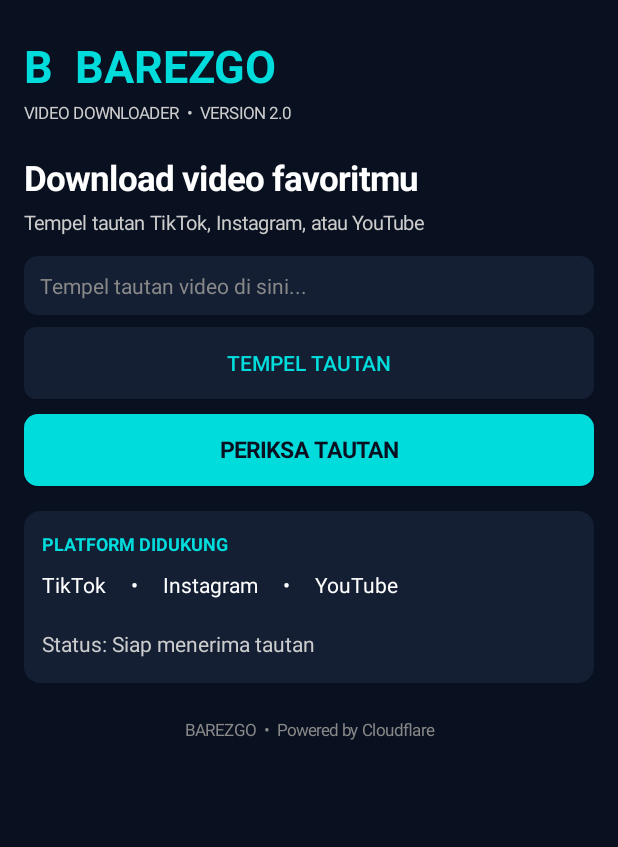
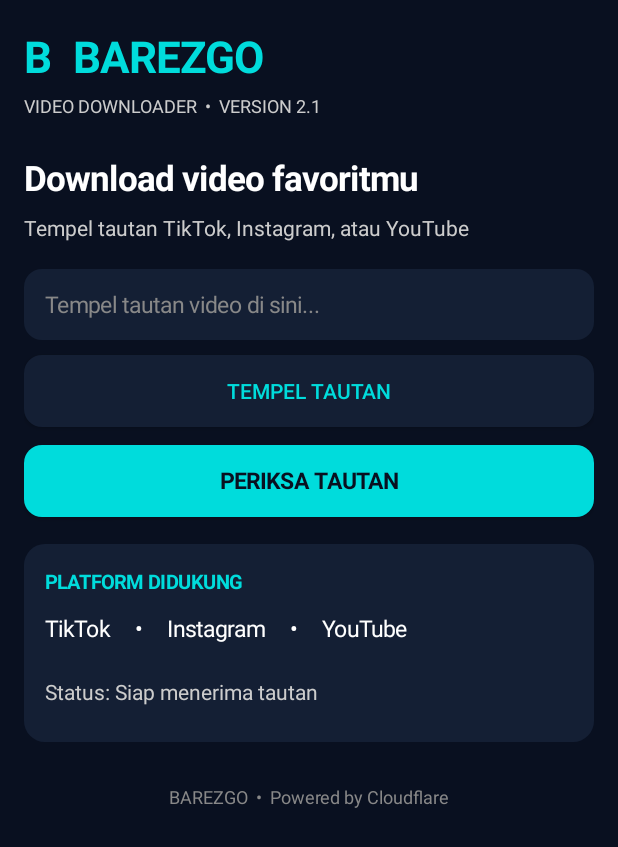
Before and after one commit to arifsuyono4561-source/BAREZGO-Android, an Android app: the screen it shows after launch (MainActivity), after a tap on "TEMPEL TAUTAN", on a phone screen of 412 x 824 dp. Shown: the top 847 px of the screen. Run offline under Robolectric (Android 15) with nearby library versions, the phone set to English and light mode, and no system bars.

Commit message:
Replace MainActivity with complete API 2.1 integration

```diff
--- a/app/src/main/java/com/barezgo/downloader/MainActivity.java
+++ b/app/src/main/java/com/barezgo/downloader/MainActivity.java
@@ -10,8 +10,15 @@ import android.graphics.Typeface;
 import android.graphics.drawable.GradientDrawable;
 import android.view.Gravity;
 import android.view.View;
+import android.view.Window;
+import android.content.Intent;
+import android.content.ClipData;
+import android.content.ClipboardManager;
+import android.net.Uri;
 import android.widget.*;
+
 import org.json.JSONObject;
+
 import java.io.OutputStream;
 import java.io.BufferedReader;
 import java.io.InputStreamReader;
@@ -26,38 +33,54 @@ public class MainActivity extends Activity {
     private EditText linkInput;
     private TextView resultText;
     private Button detectButton;
-    private Handler handler = new Handler(Looper.getMainLooper());
+    private Button openButton;
 
-    private int bg = Color.rgb(9, 16, 32);
-    private int panel = Color.rgb(20, 31, 52);
-    private int cyan = Color.rgb(0, 220, 220);
-    private int white = Color.WHITE;
+    private String lastUrl = "";
+
+    private final Handler handler =
+        new Handler(Looper.getMainLooper());
+
+    private final int bg = Color.rgb(9, 16, 32);
+    private final int panel = Color.rgb(20, 31, 52);
+    private final int cyan = Color.rgb(0, 220, 220);
+    private final int white = Color.WHITE;
 
     @Override
     protected void onCreate(Bundle savedInstanceState) {
         super.onCreate(savedInstanceState);
 
+        Window window = getWindow();
+        window.setStatusBarColor(bg);
+        window.setNavigationBarColor(bg);
+
+        if (android.os.Build.VERSION.SDK_INT >= 30) {
+            window.setDecorFitsSystemWindows(true);
+        }
+
         ScrollView scroll = new ScrollView(this);
         scroll.setBackgroundColor(bg);
+        scroll.setFillViewport(true);
+        scroll.setFitsSystemWindows(true);
 
         LinearLayout root = new LinearLayout(this);
         root.setOrientation(LinearLayout.VERTICAL);
-        root.setPadding(24, 35, 24, 30);
+        root.setPadding(dp(16), dp(18), dp(16), dp(30));
+        root.setFitsSystemWindows(true);
 
         scroll.addView(root);
 
         TextView logo = new TextView(this);
         logo.setText("B  BAREZGO");
-        logo.setTextSize(30);
+        logo.setTextSize(29);
         logo.setTextColor(cyan);
         logo.setTypeface(null, Typeface.BOLD);
         root.addView(logo);
 
         TextView subtitle = new TextView(this);
-        subtitle.setText("VIDEO DOWNLOADER  •  VERSION 2.0");
+        subtitle.setText("VIDEO DOWNLOADER  •  VERSION 2.1");
         subtitle.setTextColor(Color.LTGRAY);
-        subtitle.setTextSize(11);
-        subtitle.setPadding(0, 5, 0, 30);
+        subtitle.setTextSize(12);
+        subtitle.setPadding(0, dp(5), 0, dp(24));
         root.addView(subtitle);
 
         TextView heading = new TextView(this);
@@ -68,10 +91,12 @@ public class MainActivity extends Activity {
         root.addView(heading);
 
         TextView description = new TextView(this);
-        description.setText("Tempel tautan TikTok, Instagram, atau YouTube");
+        description.setText(
+            "Tempel tautan TikTok, Instagram, atau YouTube"
+        );
         description.setTextColor(Color.LTGRAY);
-        description.setTextSize(13);
-        description.setPadding(0, 8, 0, 20);
+        description.setTextSize(14);
+        description.setPadding(0, dp(8), 0, dp(18));
         root.addView(description);
 
         linkInput = new EditText(this);
@@ -79,30 +104,43 @@ public class MainActivity extends Activity {
         linkInput.setHint("Tempel tautan video di sini...");
         linkInput.setHintTextColor(Color.GRAY);
         linkInput.setTextColor(white);
-        linkInput.setTextSize(14);
-        linkInput.setPadding(16, 15, 16, 15);
-        linkInput.setBackground(background(panel, 14));
+        linkInput.setTextSize(15);
+        linkInput.setPadding(
+            dp(14), dp(13), dp(14), dp(13)
+        );
+        linkInput.setBackground(background(panel, 12));
         root.addView(linkInput, match());
 
-        Button paste = new Button(this);
-        paste.setText("TEMPEL TAUTAN");
-        paste.setTextColor(cyan);
-        paste.setBackground(background(panel, 12));
+        Button pasteButton = new Button(this);
+        pasteButton.setText("TEMPEL TAUTAN");
+        pasteButton.setTextColor(cyan);
+        pasteButton.setBackground(background(panel, 12));
+
         LinearLayout.LayoutParams pasteParams = match();
-        pasteParams.topMargin = 12;
-        root.addView(paste, pasteParams);
+        pasteParams.topMargin = dp(10);
+        root.addView(pasteButton, pasteParams);
 
-        paste.setOnClickListener(new View.OnClickListener() {
+        pasteButton.setOnClickListener(new View.OnClickListener() {
             @Override
             public void onClick(View v) {
-                android.content.ClipboardManager clipboard =
-                    (android.content.ClipboardManager)
-                    getSystemService(CLIPBOARD_SERVICE);
+                ClipboardManager clipboard =
+                    (ClipboardManager) getSystemService(
+                        CLIPBOARD_SERVICE
+                    );
 
-                if (clipboard != null && clipboard.hasPrimaryClip()) {
-                    CharSequence value = clipboard.getPrimaryClip()
-                        .getItemAt(0).coerceToText(MainActivity.this);
-                    linkInput.setText(value);
+                if (clipboard != null &&
+                    clipboard.hasPrimaryClip()) {
+
+                    ClipData clip = clipboard.getPrimaryClip();
+
+                    if (clip != null && clip.getItemCount() > 0) {
+                        CharSequence value =
+                            clip.getItemAt(0).coerceToText(
+                                MainActivity.this
+                            );
+
+                        linkInput.setText(value);
+                    }
                 }
             }
         });
@@ -112,75 +150,108 @@ public class MainActivity extends Activity {
         detectButton.setTextColor(bg);
         detectButton.setTextSize(15);
         detectButton.setTypeface(null, Typeface.BOLD);
-        detectButton.setBackground(background(cyan, 14));
+        detectButton.setBackground(background(cyan, 12));
 
-        LinearLayout.LayoutParams buttonParams = match();
-        buttonParams.topMargin = 15;
-        root.addView(detectButton, buttonParams);
+        LinearLayout.LayoutParams detectParams = match();
+        detectParams.topMargin = dp(12);
+        root.addView(detectButton, detectParams);
 
         LinearLayout card = new LinearLayout(this);
         card.setOrientation(LinearLayout.VERTICAL);
-        card.setPadding(18, 20, 18, 20);
-        card.setBackground(background(panel, 16));
+        card.setPadding(
+            dp(14), dp(16), dp(14), dp(16)
+        );
+        card.setBackground(background(panel, 14));
 
         LinearLayout.LayoutParams cardParams = match();
-        cardParams.topMargin = 25;
+        cardParams.topMargin = dp(18);
         root.addView(card, cardParams);
 
         TextView platformTitle = new TextView(this);
         platformTitle.setText("PLATFORM DIDUKUNG");
         platformTitle.setTextColor(cyan);
-        platformTitle.setTextSize(12);
+        platformTitle.setTextSize(13);
         platformTitle.setTypeface(null, Typeface.BOLD);
         card.addView(platformTitle);
 
         TextView platforms = new TextView(this);
-        platforms.setText("TikTok     •     Instagram     •     YouTube");
+        platforms.setText(
+            "TikTok     •     Instagram     •     YouTube"
+        );
         platforms.setTextColor(white);
-        platforms.setTextSize(14);
-        platforms.setPadding(0, 14, 0, 10);
+        platforms.setTextSize(15);
+        platforms.setPadding(0, dp(12), 0, dp(10));
         card.addView(platforms);
 
         resultText = new TextView(this);
         resultText.setText("Status: Siap menerima tautan");
         resultText.setTextColor(Color.LTGRAY);
         resultText.setTextSize(14);
-        resultText.setPadding(0, 20, 0, 5);
+        resultText.setPadding(0, dp(12), 0, dp(8));
         card.addView(resultText);
+
+        openButton = new Button(this);
+        openButton.setText("BUKA DI APLIKASI RESMI");
+        openButton.setTextColor(bg);
+        openButton.setTextSize(14);
+        openButton.setTypeface(null, Typeface.BOLD);
+        openButton.setBackground(background(cyan, 12));
+        openButton.setVisibility(View.GONE);
+
+        LinearLayout.LayoutParams openParams = match();
+        openParams.topMargin = dp(10);
+        card.addView(openButton, openParams);
+
+        openButton.setOnClickListener(new View.OnClickListener() {
+            @Override
+            public void onClick(View v) {
+                openOfficialLink();
+            }
+        });
 
         TextView footer = new TextView(this);
         footer.setText("BAREZGO  •  Powered by Cloudflare");
         footer.setTextColor(Color.GRAY);
         footer.setGravity(Gravity.CENTER);
-        footer.setTextSize(11);
-        footer.setPadding(0, 35, 0, 0);
+        footer.setTextSize(12);
+        footer.setPadding(0, dp(28), 0, 0);
         root.addView(footer);
 
-        detectButton.setOnClickListener(new View.OnClickListener() {
-            @Override
-            public void onClick(View v) {
-                detectLink();
+        detectButton.setOnClickListener(
+            new View.OnClickListener() {
+                @Override
+                public void onClick(View v) {
+                    detectLink();
+                }
             }
-        });
+        );
 
         setContentView(scroll);
     }
 
     private void detectLink() {
-        final String link = linkInput.getText().toString().trim();
+        final String link =
+            linkInput.getText().toString().trim();
 
         if (link.isEmpty()) {
-            resultText.setText("Masukkan tautan terlebih dahulu.");
+            resultText.setText(
+                "Masukkan tautan terlebih dahulu."
+            );
+            openButton.setVisibility(View.GONE);
             return;
         }
 
         if (!link.startsWith("https://") &&
             !link.startsWith("http://")) {
-            resultText.setText("Tautan tidak valid.");
+            resultText.setText("Format tautan tidak valid.");
+            openButton.setVisibility(View.GONE);
             return;
         }
 
+        lastUrl = link;
         detectButton.setEnabled(false);
+        openButton.setVisibility(View.GONE);
+
         resultText.setText("Menghubungkan ke BAREZGO API...");
 
         new Thread(new Runnable() {
@@ -190,32 +261,62 @@ public class MainActivity extends Activity {
 
                 try {
                     URL url = new URL(API + "/api/detect");
-                    connection = (HttpURLConnection) url.openConnection();
+
+                    connection =
+                        (HttpURLConnection) url.openConnection();
+
                     connection.setRequestMethod("POST");
                     connection.setConnectTimeout(15000);
                     connection.setReadTimeout(15000);
                     connection.setDoOutput(true);
+
                     connection.setRequestProperty(
-                        "Content-Type", "application/json");
+                        "Content-Type", "application/json"
+                    );
 
                     JSONObject body = new JSONObject();
                     body.put("url", link);
 
-                    OutputStream output = connection.getOutputStream();
-                    output.write(body.toString().getBytes("UTF-8"));
+                    OutputStream output =
+                        connection.getOutputStream();
+
+                    output.write(
+                        body.toString().getBytes("UTF-8")
+                    );
                     output.close();
 
-                    BufferedReader reader = new BufferedReader(
-                        new InputStreamReader(
-                            connection.getInputStream(), "UTF-8"));
+                    int status = connection.getResponseCode();
 
-                    StringBuilder response = new StringBuilder();
+                    java.io.InputStream stream =
+                        status >= 200 && status < 300
+                        ? connection.getInputStream()
+                        : connection.getErrorStream();
+
+                    if (stream == null) {
+                        throw new Exception("Respons API kosong");
+                    }
+
+                    BufferedReader reader =
+                        new BufferedReader(
+                            new InputStreamReader(stream, "UTF-8")
+                        );
+
+                    StringBuilder response =
+                        new StringBuilder();
+
                     String line;
 
                     while ((line = reader.readLine()) != null) {
                         response.append(line);
                     }
+
                     reader.close();
+
+                    if (status < 200 || status >= 300) {
+                        throw new Exception(
+                            "API memberikan status " + status
+                        );
+                    }
 
                     final JSONObject data =
                         new JSONObject(response.toString());
@@ -226,6 +327,21 @@ public class MainActivity extends Activity {
                     final boolean detected =
                         data.optBoolean("detected", false);
 
+                    final String title =
+                        data.optString(
+                            "title", "Tautan diperiksa."
+                        );
+
+                    final String message =
+                        data.optString(
+                            "message", "Tidak ada informasi."
+                        );
+
+                    final String action =
+                        data.optString(
+                            "action", "Tidak tersedia"
+                        );
+
                     handler.post(new Runnable() {
                         @Override
                         public void run() {
@@ -233,12 +349,25 @@ public class MainActivity extends Activity {
                                 resultText.setText(
                                     "Platform terdeteksi: " +
                                     platform.toUpperCase() +
-                                    "\n\nTautan berhasil diperiksa.\n" +
-                                    "Pengambilan media belum tersedia.");
+                                    "\n\n" + title +
+                                    "\n\n" + message +
+                                    "\n\nTindakan: " + action
+                                );
+
+                                openButton.setVisibility(
+                                    View.VISIBLE
+                                );
                             } else {
                                 resultText.setText(
-                                    "Platform tidak dikenali.");
+                                    "Platform tidak dikenali.\n\n" +
+                                    message
+                                );
+
+                                openButton.setVisibility(
+                                    View.GONE
+                                );
                             }
+
                             detectButton.setEnabled(true);
                         }
                     });
@@ -248,11 +377,15 @@ public class MainActivity extends Activity {
                         @Override
                         public void run() {
                             resultText.setText(
-                                "Gagal menghubungkan API.\n" +
-                                "Periksa koneksi internet.");
+                                "Gagal memeriksa tautan.\n\n" +
+                                e.getMessage()
+                            );
+
+                            openButton.setVisibility(View.GONE);
                             detectButton.setEnabled(true);
                         }
                     });
+
                 } finally {
                     if (connection != null) {
                         connection.disconnect();
@@ -262,16 +395,49 @@ public class MainActivity extends Activity {
         }).start();
     }
 
-    private GradientDrawable background(int color, int radius) {
-        GradientDrawable drawable = new GradientDrawable();
+    private void openOfficialLink() {
+        if (lastUrl.isEmpty()) {
+            return;
+        }
+
+        try {
+            Intent intent = new Intent(
+                Intent.ACTION_VIEW,
+                Uri.parse(lastUrl)
+            );
+
+            startActivity(intent);
+
+        } catch (Exception e) {
+            resultText.setText(
+                "Tidak dapat membuka tautan."
+            );
+        }
+    }
+
+    private GradientDrawable background(
+        int color, int radius
+    ) {
+        GradientDrawable drawable =
+            new GradientDrawable();
+
         drawable.setColor(color);
-        drawable.setCornerRadius(radius);
+        drawable.setCornerRadius(dp(radius));
+
         return drawable;
     }
 
     private LinearLayout.LayoutParams match() {
         return new LinearLayout.LayoutParams(
             LinearLayout.LayoutParams.MATCH_PARENT,
-            LinearLayout.LayoutParams.WRAP_CONTENT);
+            LinearLayout.LayoutParams.WRAP_CONTENT
+        );
+    }
+
+    private int dp(int value) {
+        return (int) (
+            value * getResources()
+                .getDisplayMetrics().density + 0.5f
+        );
     }
 }
```
